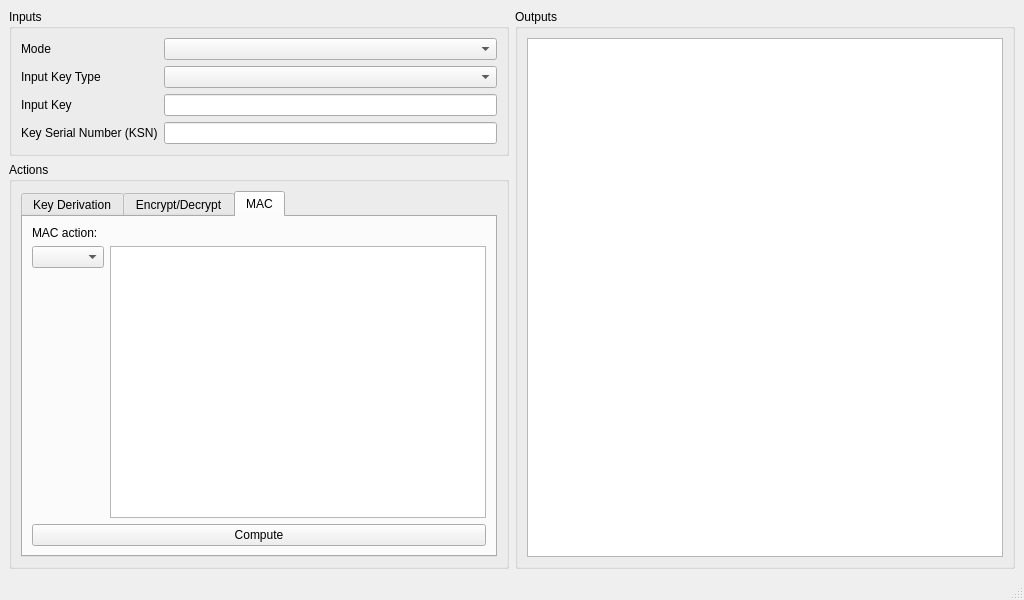
Old version of the form ui/mainwindow.ui in the repository openemv/dukpt.
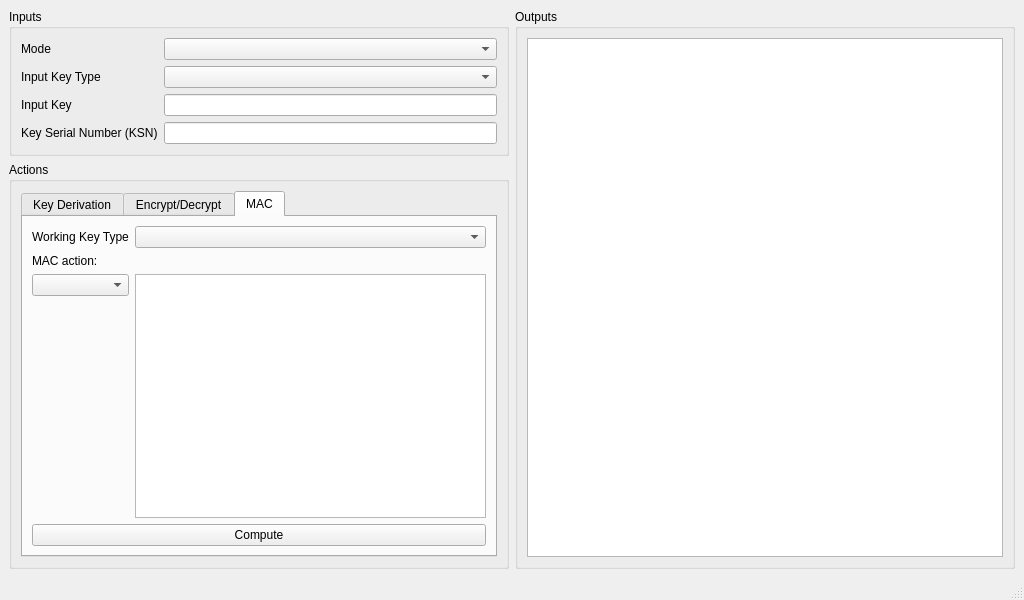
New version of the form. The open tabs and pages were chosen to show the change.

Patch:
```diff
--- a/ui/mainwindow.ui
+++ b/ui/mainwindow.ui
@@ -263,22 +263,32 @@
             <layout class="QVBoxLayout" name="macVerticalLayout">
              <item>
               <layout class="QGridLayout" name="macGridLayout">
-               <item row="0" column="0">
+               <item row="2" column="1">
+                <widget class="QPlainTextEdit" name="macEdit"/>
+               </item>
+               <item row="1" column="0">
                 <widget class="QLabel" name="macActionLabel">
                  <property name="text">
                   <string>MAC action:</string>
                  </property>
                 </widget>
                </item>
-               <item row="1" column="0" alignment="Qt::AlignTop">
+               <item row="2" column="0" alignment="Qt::AlignTop">
                 <widget class="QComboBox" name="macActionComboBox">
                  <property name="sizeAdjustPolicy">
                   <enum>QComboBox::AdjustToContents</enum>
                  </property>
                 </widget>
                </item>
-               <item row="1" column="1">
-                <widget class="QPlainTextEdit" name="macEdit"/>
+               <item row="0" column="0">
+                <widget class="QLabel" name="macKeyTypeLabel">
+                 <property name="text">
+                  <string>Working Key Type</string>
+                 </property>
+                </widget>
+               </item>
+               <item row="0" column="1">
+                <widget class="QComboBox" name="macKeyTypeComboBox"/>
                </item>
               </layout>
              </item>
```
